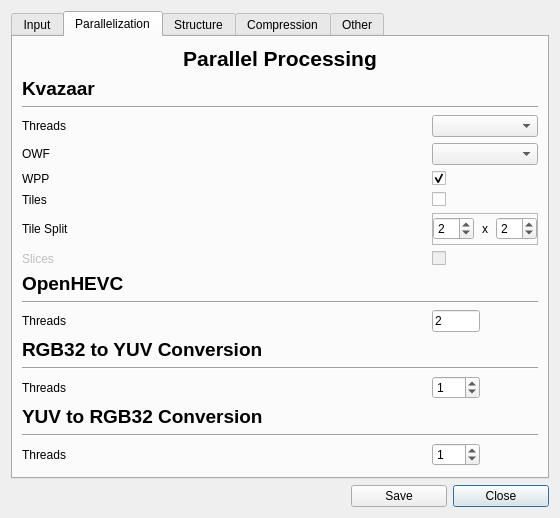
Qt form ui/videosettings.ui (ultravideo/uvgComm) before a commit.
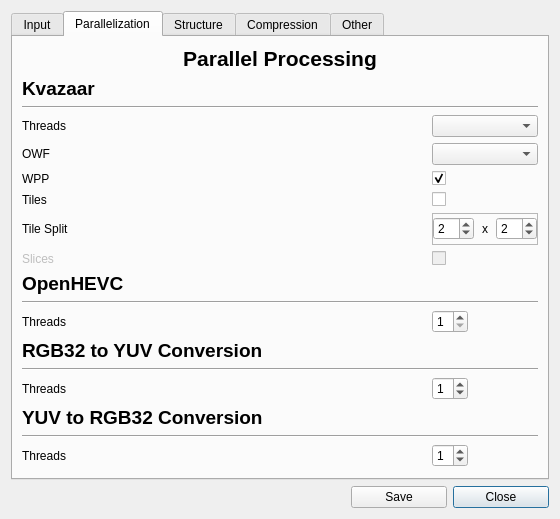
The same form after that commit. The open tabs and pages were chosen to show the change.

Commit message:
feature(Settings): Setting of openhevc thread count during the call.
The updatesettings function was missing from openhevc filter. I was not able
to test if this actually works since openhevc is able to decode Full HD video.
4K might be a resolution where openHEVC needs more threads than one.

Diff of the .ui file:
```diff
--- a/ui/videosettings.ui
+++ b/ui/videosettings.ui
@@ -259,28 +259,6 @@
          </property>
         </widget>
        </item>
-       <item row="14" column="2">
-        <widget class="QLineEdit" name="openhevc_threads">
-         <property name="minimumSize">
-          <size>
-           <width>48</width>
-           <height>0</height>
-          </size>
-         </property>
-         <property name="maximumSize">
-          <size>
-           <width>48</width>
-           <height>16777215</height>
-          </size>
-         </property>
-         <property name="text">
-          <string>2</string>
-         </property>
-         <property name="maxLength">
-          <number>3</number>
-         </property>
-        </widget>
-       </item>
        <item row="19" column="0">
         <widget class="QLabel" name="label_16">
          <property name="font">
@@ -374,7 +352,7 @@
         <widget class="QSpinBox" name="rgb32_threads">
          <property name="maximumSize">
           <size>
-           <width>48</width>
+           <width>36</width>
            <height>16777215</height>
           </size>
          </property>
@@ -390,7 +368,7 @@
         <widget class="QSpinBox" name="yuv_threads">
          <property name="maximumSize">
           <size>
-           <width>48</width>
+           <width>36</width>
            <height>16777215</height>
           </size>
          </property>
@@ -592,6 +570,22 @@
        <item row="4" column="2">
         <widget class="QComboBox" name="owf"/>
        </item>
+       <item row="14" column="2">
+        <widget class="QSpinBox" name="openhevc_threads">
+         <property name="maximumSize">
+          <size>
+           <width>36</width>
+           <height>16777215</height>
+          </size>
+         </property>
+         <property name="minimum">
+          <number>1</number>
+         </property>
+         <property name="maximum">
+          <number>32</number>
+         </property>
+        </widget>
+       </item>
       </layout>
      </widget>
      <widget class="QWidget" name="structure">
```
Left out of the diff: 1 changed line with no effect on the pictures. The commit also changes 3 other files.
